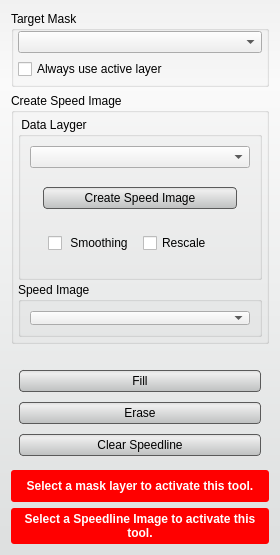
SCIInstitute/Seg3D, file src/Interface/ToolInterface/SpeedlineToolInterface.ui: the form before one commit.
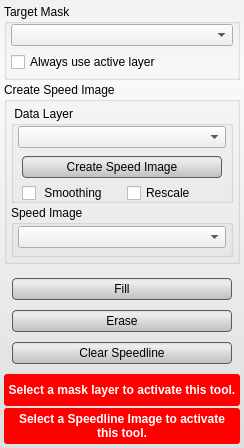
The form after the commit. Custom widgets are drawn as their Qt base class.

Diff of the .ui file:
```diff
--- a/src/Interface/ToolInterface/SpeedlineToolInterface.ui
+++ b/src/Interface/ToolInterface/SpeedlineToolInterface.ui
@@ -6,8 +6,8 @@
    <rect>
     <x>0</x>
     <y>0</y>
-    <width>280</width>
-    <height>555</height>
+    <width>244</width>
+    <height>448</height>
    </rect>
   </property>
   <property name="sizePolicy">
@@ -16,18 +16,6 @@
     <verstretch>0</verstretch>
    </sizepolicy>
   </property>
-  <property name="minimumSize">
-   <size>
-    <width>280</width>
-    <height>555</height>
-   </size>
-  </property>
-  <property name="maximumSize">
-   <size>
-    <width>16777215</width>
-    <height>16777215</height>
-   </size>
-  </property>
   <property name="windowTitle">
    <string>Speedline Tool</string>
   </property>
@@ -59,6 +47,12 @@
 }</string>
   </property>
   <layout class="QVBoxLayout" name="verticalLayout_5">
+   <property name="spacing">
+    <number>2</number>
+   </property>
+   <property name="margin">
+    <number>4</number>
+   </property>
    <item>
     <widget class="QGroupBox" name="target_groupbox_">
      <property name="minimumSize">
@@ -138,12 +132,6 @@
        <verstretch>0</verstretch>
       </sizepolicy>
      </property>
-     <property name="minimumSize">
-      <size>
-       <width>0</width>
-       <height>198</height>
-      </size>
-     </property>
      <property name="title">
       <string>Create Speed Image</string>
      </property>
@@ -156,31 +144,28 @@
       </property>
       <item>
        <widget class="QGroupBox" name="connected_to_mask_groupbox_">
-        <property name="sizePolicy">
-         <sizepolicy hsizetype="Ignored" vsizetype="Preferred">
-          <horstretch>0</horstretch>
-          <verstretch>0</verstretch>
-         </sizepolicy>
-        </property>
-        <property name="minimumSize">
-         <size>
-          <width>0</width>
-          <height>107</height>
-         </size>
-        </property>
-        <property name="maximumSize">
-         <size>
-          <width>16777215</width>
-          <height>16777215</height>
-         </size>
-        </property>
         <property name="title">
-         <string> Data Layger </string>
+         <string> Data Layer </string>
         </property>
         <property name="alignment">
          <set>Qt::AlignLeading|Qt::AlignLeft|Qt::AlignTop</set>
         </property>
         <layout class="QVBoxLayout" name="verticalLayout_6">
+         <property name="spacing">
+          <number>4</number>
+         </property>
+         <property name="leftMargin">
+          <number>4</number>
+         </property>
+         <property name="topMargin">
+          <number>0</number>
+         </property>
+         <property name="rightMargin">
+          <number>4</number>
+         </property>
+         <property name="bottomMargin">
+          <number>0</number>
+         </property>
          <item>
           <widget class="QtUtils::QtDropableComboBox" name="target_data_layer_">
            <property name="sizePolicy">
@@ -206,6 +191,12 @@
             </size>
            </property>
            <layout class="QVBoxLayout" name="verticalLayout_3">
+            <property name="spacing">
+             <number>4</number>
+            </property>
+            <property name="margin">
+             <number>0</number>
+            </property>
             <item>
              <widget class="QPushButton" name="run_gradient_button_">
               <property name="minimumSize">
@@ -222,6 +213,21 @@
             <item>
              <widget class="QWidget" name="widget_4" native="true">
               <layout class="QHBoxLayout" name="horizontalLayout_2">
+               <property name="spacing">
+                <number>10</number>
+               </property>
+               <property name="leftMargin">
+                <number>4</number>
+               </property>
+               <property name="topMargin">
+                <number>0</number>
+               </property>
+               <property name="rightMargin">
+                <number>4</number>
+               </property>
+               <property name="bottomMargin">
+                <number>0</number>
+               </property>
                <item>
                 <widget class="QCheckBox" name="use_smooth_">
                  <property name="sizePolicy">
@@ -286,7 +292,7 @@
         <property name="maximumSize">
          <size>
           <width>16777215</width>
-          <height>16777215</height>
+          <height>52</height>
          </size>
         </property>
         <property name="title">
@@ -296,6 +302,21 @@
          <set>Qt::AlignLeading|Qt::AlignLeft|Qt::AlignTop</set>
         </property>
         <layout class="QHBoxLayout" name="horizontalLayout_3">
+         <property name="spacing">
+          <number>0</number>
+         </property>
+         <property name="leftMargin">
+          <number>4</number>
+         </property>
+         <property name="topMargin">
+          <number>0</number>
+         </property>
+         <property name="rightMargin">
+          <number>4</number>
+         </property>
+         <property name="bottomMargin">
+          <number>4</number>
+         </property>
          <item>
           <widget class="QtUtils::QtDropableComboBox" name="gradient_layer_">
            <property name="sizePolicy">
```
